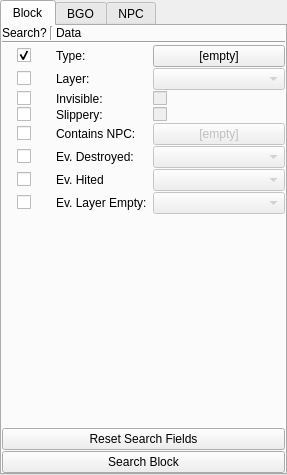
Old version of the form Editor/main_window/dock/lvl_search_box.ui in the repository WohlSoft/Moondust-Project.
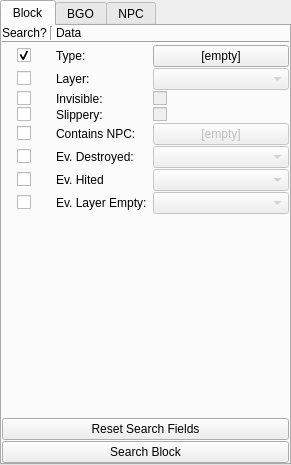
New version of the form. The open tabs and pages were chosen to show the change. Icons and pictures are not drawn.

Patch:
```diff
--- a/Editor/main_window/dock/lvl_search_box.ui
+++ b/Editor/main_window/dock/lvl_search_box.ui
@@ -6,8 +6,8 @@
    <rect>
     <x>0</x>
     <y>0</y>
-    <width>287</width>
-    <height>475</height>
+    <width>291</width>
+    <height>465</height>
    </rect>
   </property>
   <property name="windowIcon">
```
Left out of the diff: 2 changed lines with no effect on the pictures.
